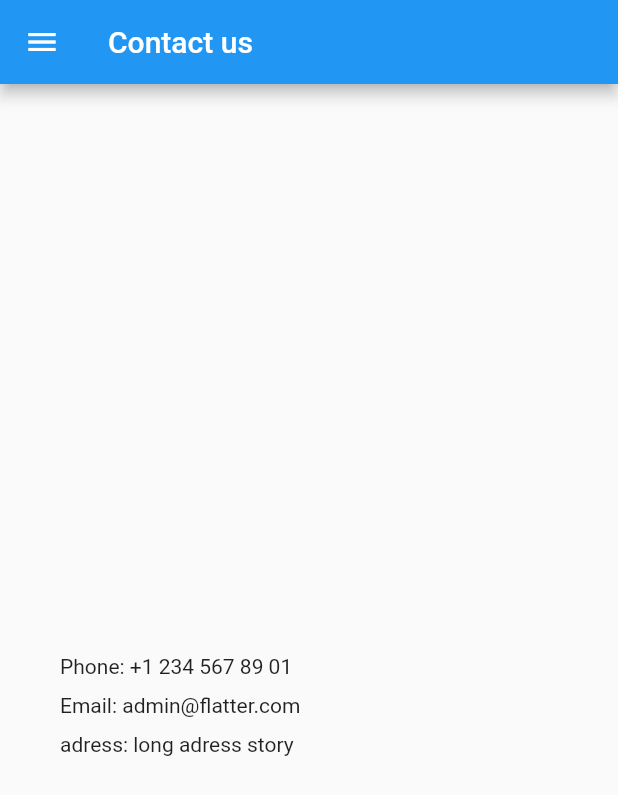
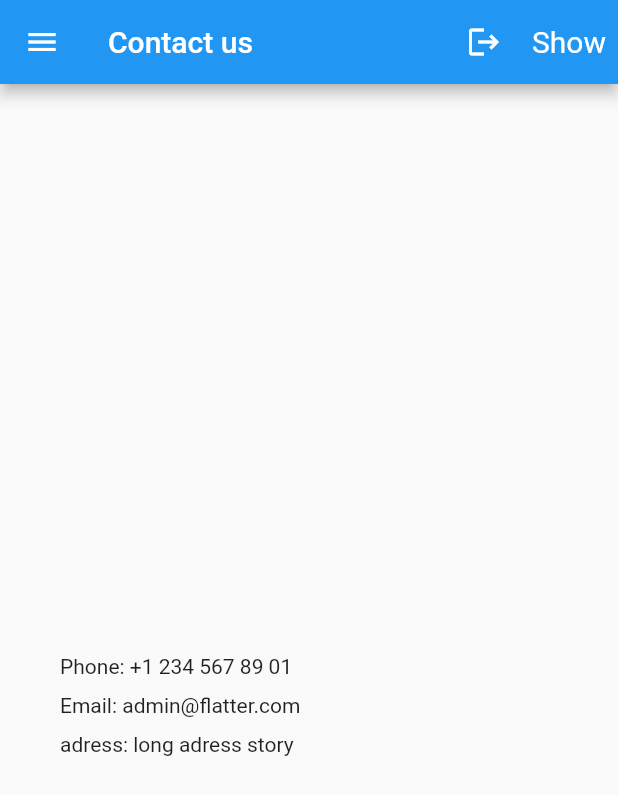
Before and after one commit to evd1ser/lern-flatter, a Flutter app: the ContactScreen screen opened by its route, on a phone screen of 412 x 824 dp. Shown: the top 795 px of the screen. Run offline on Flutter 3.47's test engine with Material 2 defaults, Android fonts, the phone set to English and light mode, and no system bars; our stand-ins replace shared_preferences; accounts and stored records are empty.

Commit message:
Кейс-задание 2.3

```diff
--- a/lib/screens/about.screen.dart
+++ b/lib/screens/about.screen.dart
@@ -1,5 +1,6 @@
 import 'package:flutter/material.dart';
 import 'package:ufa/widgets/drawer.dart';
+import 'package:ufa/widgets/myAppBar.dart';
 
 class AboutScreen extends StatelessWidget {
   static const String routeName = '/about';
@@ -10,9 +11,7 @@ class AboutScreen extends StatelessWidget {
   Widget build(BuildContext context) {
 
     return Scaffold(
-      appBar: AppBar(
-        title: const Text("About app"),
-      ),
+      appBar: setAppBar(context, "About app"),
       drawer: AppDrawer(),
       body: Container(
         width: double.infinity,
--- a/lib/screens/contact.screen.dart
+++ b/lib/screens/contact.screen.dart
@@ -1,6 +1,7 @@
 import 'package:flutter/material.dart';
-import 'package:ufa/models/User.dart';
 import 'package:ufa/widgets/drawer.dart';
+
+import '../widgets/myAppBar.dart';
 
 class ContactScreen extends StatelessWidget {
   static const String routeName = '/contact';
@@ -10,9 +11,7 @@ class ContactScreen extends StatelessWidget {
   @override
   Widget build(BuildContext context) {
     return Scaffold(
-      appBar: AppBar(
-        title: const Text("Contact us"),
-      ),
+      appBar: setAppBar(context, "Contact us"),
       drawer: AppDrawer(),
       body: Container(
         width: double.infinity,
--- a/lib/screens/users.screen.dart
+++ b/lib/screens/users.screen.dart
@@ -3,6 +3,7 @@ import 'dart:convert';
 import 'package:flutter/material.dart';
 import 'package:ufa/models/User.dart';
 import 'package:ufa/widgets/drawer.dart';
+import 'package:ufa/widgets/myAppBar.dart';
 import 'package:http/http.dart' as http;
 
 import '../components/userRow.dart';
@@ -43,9 +44,7 @@ class _UsersScreenState extends State<UsersScreen> {
   @override
   Widget build(BuildContext context) {
     return Scaffold(
-      appBar: AppBar(
-        title: const Text("Users"),
-      ),
+      appBar: setAppBar(context, "Users"),
       drawer: AppDrawer(),
       body: Center(
         child: FutureBuilder<UsersList>(
--- a/lib/screens/users.show.screen.dart
+++ b/lib/screens/users.show.screen.dart
@@ -6,6 +6,7 @@ import 'package:ufa/models/Todo.dart';
 import 'package:ufa/models/User.dart';
 import 'package:ufa/widgets/drawer.dart';
 import 'package:http/http.dart' as http;
+import '../widgets/myAppBar.dart';
 
 class UsersShowScreen extends StatefulWidget {
   static const String routeName = '/users/single';
@@ -42,9 +43,7 @@ class _UsersShowScreenState extends State<UsersShowScreen> {
     final user = ModalRoute.of(context)!.settings.arguments as User;
 
     return Scaffold(
-      appBar: AppBar(
-        title: const Text("User info"),
-      ),
+      appBar: setAppBar(context, "User info"),
       drawer: AppDrawer(),
       body: SingleChildScrollView(
         child: Container(
--- /dev/null
+++ b/lib/widgets/myAppBar.dart
@@ -0,0 +1,33 @@
+import 'package:flutter/material.dart';
+import 'package:shared_preferences/shared_preferences.dart';
+import '../routes/Routes.dart';
+
+PreferredSizeWidget setAppBar(BuildContext context, String title) {
+  return new AppBar(
+    title: Text(title),
+    actions: <Widget>[
+      IconButton(
+        icon: const Icon(Icons.logout),
+        tooltip: 'log out',
+        onPressed: () async {
+          final prefs = await SharedPreferences.getInstance();
+          await prefs.setBool('auth', false);
+          Navigator.pushReplacementNamed(context, Routes.login);
+        },
+      ),
+      TextButton(
+        onPressed: () {
+          ScaffoldMessenger.of(context).showSnackBar(
+              const SnackBar(content: Text('This is a snackbar')));
+        },
+        child: const Text("Show"),
+        style: TextButton.styleFrom(
+          primary: Colors.white,
+          textStyle: const TextStyle(
+              fontSize: 20,
+          ),
+        ),
+      ),
+    ],
+  );
+}
```
